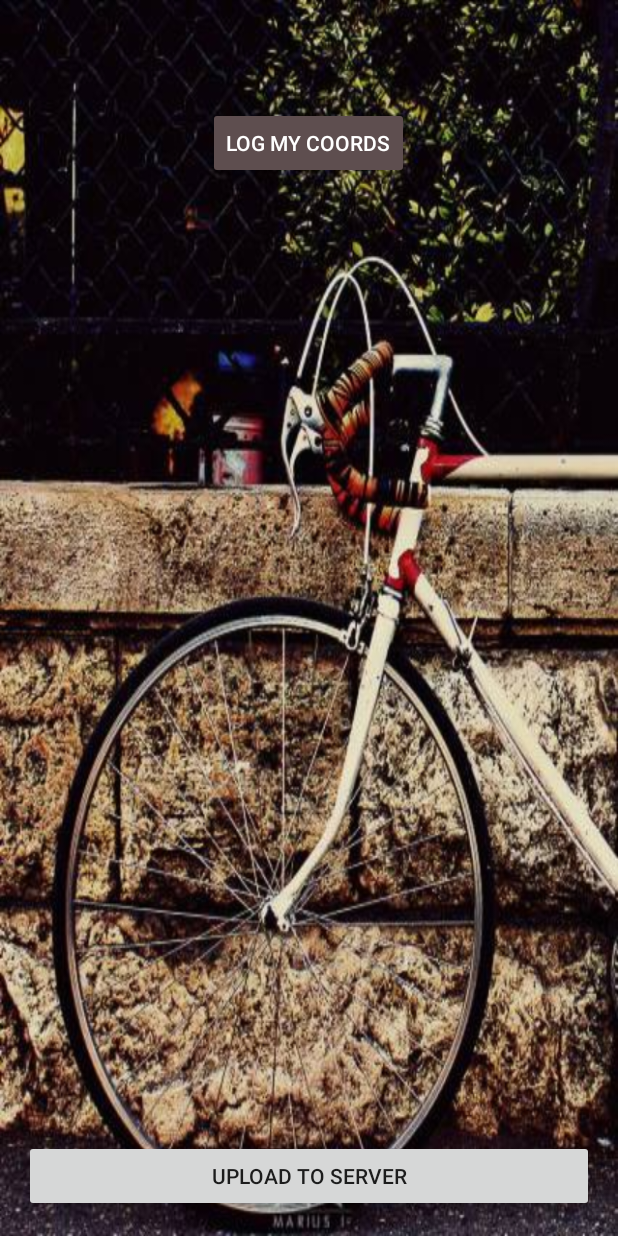
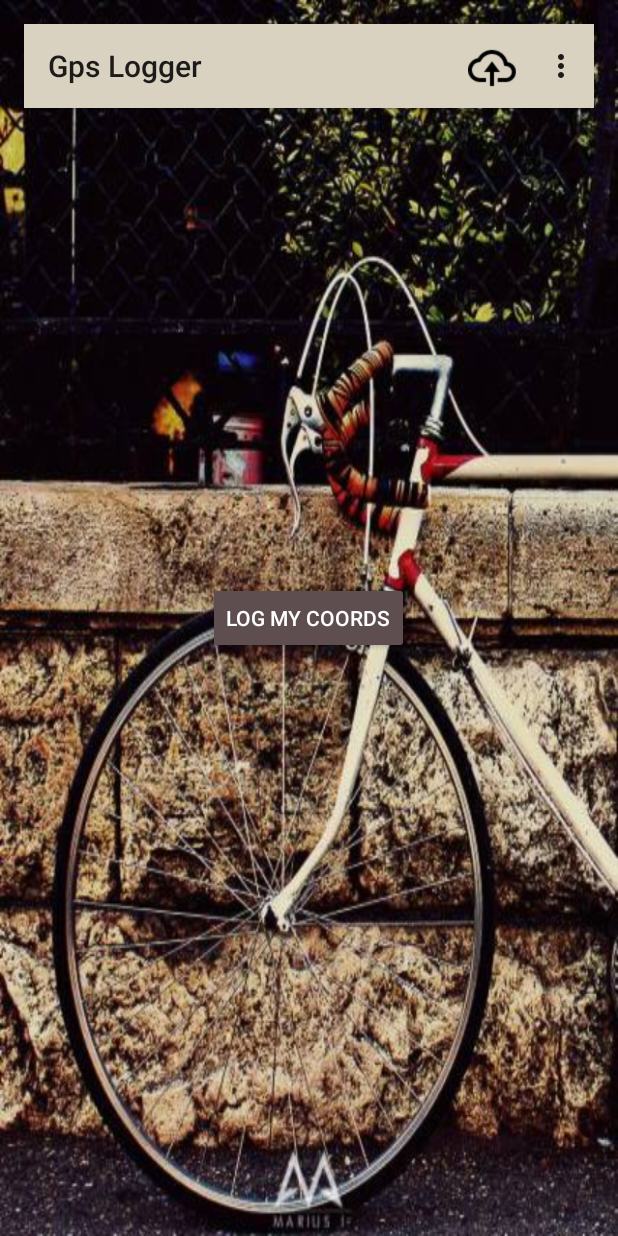
Before and after one commit to tudorbeleuta/AndroidGpsTracker, an Android app: the screen it shows after launch (MainActivity), after a tap on "LOG MY COORDS", on a phone screen of 412 x 824 dp. Run offline under Robolectric (Android 15) with nearby library versions, the phone set to English and light mode, and no system bars; network calls fail.

Commit message:
Somehow stable somehow pretty: ui integrated as a whole and verified gpx valid upload

```diff
--- a/app/src/main/AndroidManifest.xml
+++ b/app/src/main/AndroidManifest.xml
@@ -7,10 +7,12 @@
         android:background="@mipmap/ic_launcher"
         android:icon="@mipmap/ic_launcher"
         android:label="@string/app_name"
+        android:screenOrientation="portrait"
         android:supportsRtl="true"
-
         android:theme="@style/AppTheme">
-        <activity android:name=".MainActivity">
+        <activity
+            android:name=".MainActivity"
+            android:screenOrientation="portrait">
             <intent-filter>
                 <action android:name="android.intent.action.MAIN" />
 
--- a/app/src/main/java/com/example/tothe/myapplication/GpsLocationListener.java
+++ b/app/src/main/java/com/example/tothe/myapplication/GpsLocationListener.java
@@ -6,8 +6,6 @@ import android.location.LocationListener;
 import android.location.LocationManager;
 import android.os.Bundle;
 import android.widget.Toast;
-
-import java.io.File;
 
 /**
  * Created by tothe on 5/3/16.
@@ -50,7 +48,7 @@ public class GpsLocationListener implements LocationListener {
                 b.putInt("SATELLITES_FIX", satellitesUsedInFix);
 
                 loc.setExtras(b);
-                writer.writeToFile(loc);
+                writer.logCoords(loc);
                 this.latestHdop = "";
                 this.latestPdop = "";
                 this.latestVdop = "";
@@ -92,6 +90,7 @@ public class GpsLocationListener implements LocationListener {
     }
 
     public boolean startListening() {
+        writer.initGPX();
         if (!checkGpsPermission()) {
             return false;
         }
@@ -109,6 +108,8 @@ public class GpsLocationListener implements LocationListener {
 
         locManager = null;
 
+        writer.terminateGPX();
+
         return writer;
 
     }
--- a/app/src/main/java/com/example/tothe/myapplication/LogfileManager.java
+++ b/app/src/main/java/com/example/tothe/myapplication/LogfileManager.java
@@ -1,74 +1,93 @@
 package com.example.tothe.myapplication;
 
 import android.location.Location;
-import android.os.Environment;
 
 import com.example.tothe.myapplication.common.GpxHelper;
+import com.example.tothe.myapplication.models.SessionData;
 
-import org.json.JSONArray;
+import org.json.JSONException;
 import org.json.JSONObject;
 
-import java.io.File;
 import java.io.IOException;
-import java.io.RandomAccessFile;
 import java.util.Date;
 
 public class LogfileManager {
-    protected final static Object lock = new Object();
+
+    public static final String LOG_REF = "log-ref";
+    public static final String DEVICE_NAME = "device_name";
+    public static final String GICA = "gica";
+    SessionData sessionFiles;
 
 
-    JSONArray log_data;
-    File logFile;
-
-    boolean init;
-
     public LogfileManager() {
-
-        logFile = new File(Environment.getExternalStorageDirectory() + File.separator + "GPSLogs" + File.separator + GpxHelper.getIsoDateTime(new Date()) + "-log.json");
-        log_data = new JSONArray();
-        init = false;
+        sessionFiles = new SessionData(SessionData.GPSLOGS);
     }
 
-    public void appendLog(Location loc) {
+    public LogfileManager(SessionData data) {
+        this.sessionFiles = data;
+    }
+
+
+    public void initGPX() {
+
+        try {
+            GpxHelper.writeToFile(sessionFiles.getLogged(), GpxHelper.getGpxHeader());
+        } catch (IOException e) {
+            e.printStackTrace();
+        }
+
 
     }
 
-    public void writeToFile(Location loc) {
-        if (!logFile.exists()) {
-            try {
+    public void logCoords(Location loc) throws IOException {
 
-                logFile.createNewFile();
-                GpxHelper.addToMediaDatabase(logFile);
-                // GpxHelper.writeToFile(logFile,GpxHelper.fileInit());
-                GpxHelper.writeToFile(logFile, "data=[");
-                init = true;
-            } catch (IOException e) {
-                // TODO Auto-generated catch block
-                e.printStackTrace();
-            }
-        }
-        try {
-            if (init) {
+        GpxHelper.writeToFile(sessionFiles.getLogged(), GpxHelper.locationToGpx(loc));
 
-            }
-            GpxHelper.writeToFile(logFile, GpxHelper.getTrackJson(loc).toString() + ",\n");
-            //GpxHelper.writeToFile(logFile,GpxHelper.getTrackPointXml(loc));
-        } catch (IOException e) {
-            // TODO Auto-generated catch block
-            e.printStackTrace();
-        }
     }
 
-    public void setStats(JSONObject stats) {
-        try {
-            GpxHelper.writeToFile(logFile, "];\n" + stats.toString());
+
+    public void terminateGPX() {
+
+        if (sessionFiles.getLogged().getFreeSpace() != sessionFiles.getLogged().getTotalSpace())
+            try {
+                GpxHelper.writeToFile(sessionFiles.getLogged(), GpxHelper.getGpxFooter());
         } catch (IOException e) {
             e.printStackTrace();
         }
     }
 
-    public File getLogFile() {
-        return logFile;
+
+    //write session description data to json file
+    public void setStats(JSONObject stats) {
+
+        JSONObject fileDesc = null;
+        try {
+            fileDesc = addLoggerToDescriptor();
+            fileDesc.put(DEVICE_NAME, MainActivity.android_id);
+            fileDesc.put("stats", stats);
+            fileDesc.put("time", new Date());
+            //....? should add some others
+        } catch (JSONException e) {
+            e.printStackTrace();
+        }
+
+
+        try {
+            GpxHelper.writeToFile(sessionFiles.getDescriptor(), fileDesc.toString());
+        } catch (IOException e) {
+            e.printStackTrace();
+        }
+    }
+
+    public JSONObject addLoggerToDescriptor() throws JSONException {
+        JSONObject resp = new JSONObject();
+        resp.put(LOG_REF, sessionFiles.getLogged().getName());
+        return resp;
+    }
+
+
+    public SessionData sessionData() {
+        return sessionFiles;
     }
 
 
--- a/app/src/main/java/com/example/tothe/myapplication/MainActivity.java
+++ b/app/src/main/java/com/example/tothe/myapplication/MainActivity.java
@@ -1,31 +1,36 @@
 package com.example.tothe.myapplication;
 
+import android.app.ActionBar;
 import android.app.ProgressDialog;
 import android.content.Context;
 import android.location.LocationManager;
+import android.provider.Settings;
 import android.support.v7.app.AppCompatActivity;
 import android.os.Bundle;
-import android.text.TextUtils;
+import android.support.v7.view.menu.MenuBuilder;
+import android.support.v7.widget.Toolbar;
+import android.view.Menu;
+import android.view.MenuItem;
 import android.view.View;
 import android.widget.Button;
-import android.widget.RadioButton;
 import android.widget.RadioGroup;
 import android.widget.TableLayout;
 import android.widget.Toast;
 
 
 import com.example.tothe.myapplication.common.HttpCommunicator;
+import com.example.tothe.myapplication.models.SessionData;
 
 import org.json.JSONException;
 import org.json.JSONObject;
 
 import java.io.File;
-import java.io.IOException;
 
 
 public class MainActivity extends AppCompatActivity {
 
     public static LogfileManager writer;
+    public static String android_id;
     static Boolean isActive = false;
     private static Context context;
     protected String latestHdop;
@@ -35,7 +40,7 @@ public class MainActivity extends AppCompatActivity {
     protected String ageOfDgpsData;
     protected String dgpsId;
     protected int satellitesUsedInFix;
-    File loggedFile;
+    SessionData dataFiles;
     //private static final Logger LOG = new Logg;
     String listenerName = "test";
     GpsLocationListener locListener;
@@ -49,6 +54,32 @@ public class MainActivity extends AppCompatActivity {
         return MainActivity.context;
     }
 
+    @Override
+    public boolean onOptionsItemSelected(MenuItem item) {
+        switch (item.getItemId()) {
+            case R.id.action_settings:
+                // User chose the "Settings" item, show the app settings UI...
+                return true;
+
+            case R.id.action_favorite:
+                logToServer();
+                return true;
+
+            default:
+                // If we got here, the user's action was not recognized.
+                // Invoke the superclass to handle it.
+                return super.onOptionsItemSelected(item);
+
+        }
+    }
+
+
+    @Override
+    public boolean onCreateOptionsMenu(Menu menu) {
+        // Inflate the menu; this adds items to the action bar if it is present.
+        getMenuInflater().inflate(R.menu.toolbar, menu);
+        return true;
+    }
 
     @Override
     protected void onCreate(Bundle savedInstanceState) {
@@ -59,13 +90,20 @@ public class MainActivity extends AppCompatActivity {
         stats = (TableLayout) findViewById(R.id.stats);
 
 
+        Toolbar myToolbar = (Toolbar) findViewById(R.id.my_toolbar);
+        setSupportActionBar(myToolbar);
+        //myToolbar.h
+
+        android_id = Settings.Secure.getString(this.getContentResolver(),
+                Settings.Secure.ANDROID_ID);
+
         buttonLogger = (Button) findViewById(R.id.logger);
         if (buttonLogger != null) {
             buttonLogger.setOnClickListener(new View.OnClickListener() {
                 public void onClick(View v) {
                     if (!isActive) {
                         // buttonLogger.setText("Stop logging!");
-                        stasrtGpsListen();
+                        startGpsListen();
                     } else {
                         //buttonLogger.setText("Start logging!");
                         stopGpsListen();
@@ -109,7 +147,7 @@ public class MainActivity extends AppCompatActivity {
                 public void onClick(View v) {
                     if (!isActive) {
                         buttonLogger.setText("Stop logging!");
-                        stasrtGpsListen();
+                        startGpsListen();
                     } else {
                         buttonLogger.setText("Start logging!");
                         stopGpsListen();
@@ -120,7 +158,7 @@ public class MainActivity extends AppCompatActivity {
         }
 
         buttonSave = (Button) findViewById(R.id.saver);
-        //buttonSave.setVisibility(View.INVISIBLE);
+
 
         if (buttonLogger != null) {
             buttonLogger.setOnClickListener(new View.OnClickListener() {
@@ -143,17 +181,19 @@ public class MainActivity extends AppCompatActivity {
     }
 
 
-    public void stasrtGpsListen() {
+    public void startGpsListen() {
 
         locListener = new GpsLocationListener(new String("fileLogger"), (LocationManager) getSystemService(Context.LOCATION_SERVICE));
         locListener.startListening();
+
+
     }
 
     private void stopGpsListen() {
 
         stats.setVisibility(View.VISIBLE);
         buttonSave.setVisibility(View.VISIBLE);
-        buttonLogger.setVisibility(View.INVISIBLE);
+        buttonLogger.setVisibility(View.GONE);
         //loggedFile = locListener.stopGpsListen();
         logManager = locListener.stopGpsListen();
 
@@ -172,47 +212,43 @@ public class MainActivity extends AppCompatActivity {
     private void saveSession() {
 
         if (logManager != null) {
-            try {
+
                 logManager.setStats(jsonStats());
-                loggedFile = logManager.getLogFile();
-            } catch (JSONException e) {
-                e.printStackTrace();
+            dataFiles = logManager.sessionData();
+
         }
-        }
-        stats.setVisibility(View.INVISIBLE);
-        buttonSave.setVisibility(View.INVISIBLE);
+        stats.setVisibility(View.GONE);
+        buttonSave.setVisibility(View.GONE);
         buttonLogger.setVisibility(View.VISIBLE);
 
-        Toast.makeText(MainActivity.getAppContext(), loggedFile.getName() + " saved", Toast.LENGTH_SHORT).show();
+        Toast.makeText(MainActivity.getAppContext(), dataFiles.getLogged().getName() + " is saved", Toast.LENGTH_SHORT).show();
     }
 
-    private JSONObject jsonStats() throws JSONException {
+    private JSONObject jsonStats() {
         JSONObject res = new JSONObject();
-
+        try {
             res.put("challenging", getStatStatus(R.id.challenging, R.id.challengingT, R.id.challengingF));
             res.put("safe", getStatStatus(R.id.safe, R.id.safeT, R.id.safeF));
             res.put("crowded", getStatStatus(R.id.crowded, R.id.crowdedT, R.id.crowdedF));
             res.put("fast", getStatStatus(R.id.fast, R.id.fastT, R.id.fastF));
             res.put("recreational", getStatStatus(R.id.recreational, R.id.recreationalT, R.id.recreationalF));
             res.put("touristy", getStatStatus(R.id.touristy, R.id.touristyT, R.id.touristyF));
+        } catch (JSONException e) {
+            e.printStackTrace();
+        }
         return res;
     }
 
 
     private void logToServer() {
-        ProgressDialog progress = new ProgressDialog(this);
-        progress.setTitle("Loading");
-        progress.setMessage("Wait while loading...");
-        if (loggedFile != null) {
+
+        if (dataFiles != null) {
             HttpCommunicator communicator = new HttpCommunicator();
             try {
-                progress.show();
-                communicator.multipartPost(loggedFile);
+                communicator.multipartPost(dataFiles);
             } catch (Exception e) {
                 System.err.print(e.getStackTrace());
             }
-            progress.dismiss();
-            Toast.makeText(MainActivity.getAppContext(), communicator.getStatus().toString(), Toast.LENGTH_SHORT).show();
         }
 
     }
--- a/app/src/main/java/com/example/tothe/myapplication/common/GpxHelper.java
+++ b/app/src/main/java/com/example/tothe/myapplication/common/GpxHelper.java
@@ -57,20 +57,20 @@ public class GpxHelper {
         return getIsoDateTime(new Date(time));
     }
 
-    public static String fileInit() {
+    public static String getGpxHeader() {
 
         StringBuilder initialXml = new StringBuilder();
         initialXml.append("<?xml version=\"1.0\" encoding=\"UTF-8\" ?>");
-        initialXml.append("<gpx version=\"1.0\" creator=\"TudorBeleuta " + BuildConfig.VERSION_NAME + " -");
+        initialXml.append("<gpx version=\"1.0\" creator=\"TudorBeleuta \" ");
         initialXml.append("xmlns:xsi=\"http://www.w3.org/2001/XMLSchema-instance\" ");
         initialXml.append("xmlns=\"http://www.topografix.com/GPX/1/0\" ");
         initialXml.append("xsi:schemaLocation=\"http://www.topografix.com/GPX/1/0 ");
         initialXml.append("http://www.topografix.com/GPX/1/0/gpx.xsd\">");
-        initialXml.append("<time>").append(getIsoDateTime(new Date())).append("</time>").append("<trk></trk></gpx>");
+        initialXml.append("<time>").append(getIsoDateTime(new Date())).append("</time>").append("<trk><trkseg>");
         return initialXml.toString();
     }
 
-    public static String getTrackPointXml(Location loc) {
+    public static String locationToGpx(Location loc) {
 
         String dateTimeString = getDateTimeString(loc);
 
@@ -81,19 +81,19 @@ public class GpxHelper {
                 .append("\" lon=\"")
                 .append(String.valueOf(loc.getLongitude()))
                 .append("\">");
-
-
-        track.append("<time>").append(dateTimeString).append("</time>");
-
         if (loc.hasSpeed()) {
             track.append("<speed>").append(String.valueOf(loc.getSpeed())).append("</speed>");
         }
 
         track.append("</trkpt>\n");
 
-        track.append("</trkseg></trk></gpx>");
+        //track.append("</trkseg>");
 
         return track.toString();
+    }
+
+    public static String getGpxFooter() {
+        return "</trkseg></trk></gpx>";
     }
 
     public static JSONObject getTrackJson(Location loc) {
--- /dev/null
+++ b/app/src/main/java/com/example/tothe/myapplication/models/SessionData.java
@@ -0,0 +1,60 @@
+package com.example.tothe.myapplication.models;
+
+import android.os.Environment;
+
+import com.example.tothe.myapplication.common.GpxHelper;
+
+import java.io.File;
+import java.io.IOException;
+import java.util.Date;
+
+/**
+ * Created by tothe on 5/17/16.
+ */
+public class SessionData {
+
+    public static final String GPSLOGS = "GPSLogs";
+    public static final String LOG_GPX = "-log.gpx";
+    public static final String LOG_JSON = "-log.json";
+    File logFile;
+    File descriptor;
+    String loggingDir;
+
+    public SessionData(String loggingDir) {
+        this.loggingDir = loggingDir;
+        String isoDateTime = GpxHelper.getIsoDateTime(new Date());
+        logFile = newFileFormat(isoDateTime, LOG_GPX);
+        descriptor = newFileFormat(isoDateTime, LOG_JSON);
+
+
+    }
+
+
+    private File newFileFormat(String rootTitle, String format) {
+        File physFile = new File(Environment.getExternalStorageDirectory() + File.separator + loggingDir + File.separator + rootTitle + format);
+        try {
+            physFile.createNewFile();
+        } catch (IOException e) {
+            e.printStackTrace();
+        }
+        GpxHelper.addToMediaDatabase(physFile);
+
+        return physFile;
+    }
+
+    public File getLogged() {
+        return logFile;
+    }
+
+    public void setLogged(File logged) {
+        this.logFile = logged;
+    }
+
+    public File getDescriptor() {
+        return descriptor;
+    }
+
+    public void setDescriptor(File descriptor) {
+        this.descriptor = descriptor;
+    }
+}
--- a/app/src/main/res/layout/activity_main.xml
+++ b/app/src/main/res/layout/activity_main.xml
@@ -1,5 +1,6 @@
 <?xml version="1.0" encoding="utf-8"?>
 <RelativeLayout xmlns:android="http://schemas.android.com/apk/res/android"
+    xmlns:app="http://schemas.android.com/apk/res-auto"
     xmlns:tools="http://schemas.android.com/tools"
     android:id="@+id/u"
     android:layout_width="match_parent"
@@ -11,16 +12,23 @@
     android:paddingRight="@dimen/activity_horizontal_margin"
     android:paddingTop="@dimen/activity_vertical_margin"
     tools:context="com.example.tothe.myapplication.MainActivity">
-    android:background="@drawable/bike_front">
+
+    <android.support.v7.widget.Toolbar
+        android:id="@+id/my_toolbar"
+        android:layout_width="match_parent"
+        android:layout_height="?attr/actionBarSize"
+        android:background="?attr/colorPrimary"
+        android:elevation="4dp"
+        android:theme="@style/ThemeOverlay.AppCompat.ActionBar"
+        app:popupTheme="@style/ThemeOverlay.AppCompat.Light" />
 
     <Button
         android:id="@+id/logger"
         style="@style/Widget.AppCompat.Button.Colored"
         android:layout_width="wrap_content"
         android:layout_height="wrap_content"
-        android:layout_alignParentTop="true"
         android:layout_centerHorizontal="true"
-        android:layout_marginTop="55dp"
+        android:layout_centerVertical="true"
         android:text="Log my coords" />
 
     <Button
@@ -33,17 +41,19 @@
         android:layout_alignParentLeft="true"
         android:layout_alignParentRight="true"
         android:layout_alignParentStart="true"
-        android:text="Upload to server" />
+        android:text="Upload to server"
+        android:visibility="gone" />
 
     <TableLayout
         android:id="@+id/stats"
         android:layout_width="wrap_content"
         android:layout_height="wrap_content"
-        android:layout_below="@+id/logger"
         android:layout_centerHorizontal="true"
+        android:layout_centerVertical="true"
+
         android:animateLayoutChanges="true"
         android:background="@color/colorPrimary"
-        android:visibility="invisible">
+        android:visibility="gone">
 
         <TableRow>
 
@@ -234,7 +244,7 @@
         android:layout_below="@+id/stats"
         android:layout_centerHorizontal="true"
         android:text="Save my session"
-        android:visibility="invisible" />
+        android:visibility="gone" />
 
 
 </RelativeLayout>
--- /dev/null
+++ b/app/src/main/res/menu/toolbar.xml
@@ -0,0 +1,19 @@
+<?xml version="1.0" encoding="utf-8"?>
+<menu xmlns:android="http://schemas.android.com/apk/res/android"
+    xmlns:app="http://schemas.android.com/apk/res-auto">
+
+    <!-- "Mark Favorite", should appear as action button if possible -->
+    <item
+        android:id="@+id/action_favorite"
+        android:icon="@drawable/upload48"
+        android:title="upload"
+        app:showAsAction="ifRoom" />
+
+    <!-- Settings, should always be in the overflow -->
+    <item
+        android:id="@+id/action_settings"
+        android:icon="@drawable/menu48"
+        android:title="menu"
+        app:showAsAction="never" />
+
+</menu>
```
Also changed, not shown: app/src/main/java/com/example/tothe/myapplication/common/FilesystemManager.java (added, +7 -0 lines), app/src/main/java/com/example/tothe/myapplication/common/HttpCommunicator.java (+17 -37 lines), app/src/main/res/drawable/menu48.png (added), app/src/main/res/drawable/upload48.png (added). Lines whose indentation alone changed are shown as unchanged.
